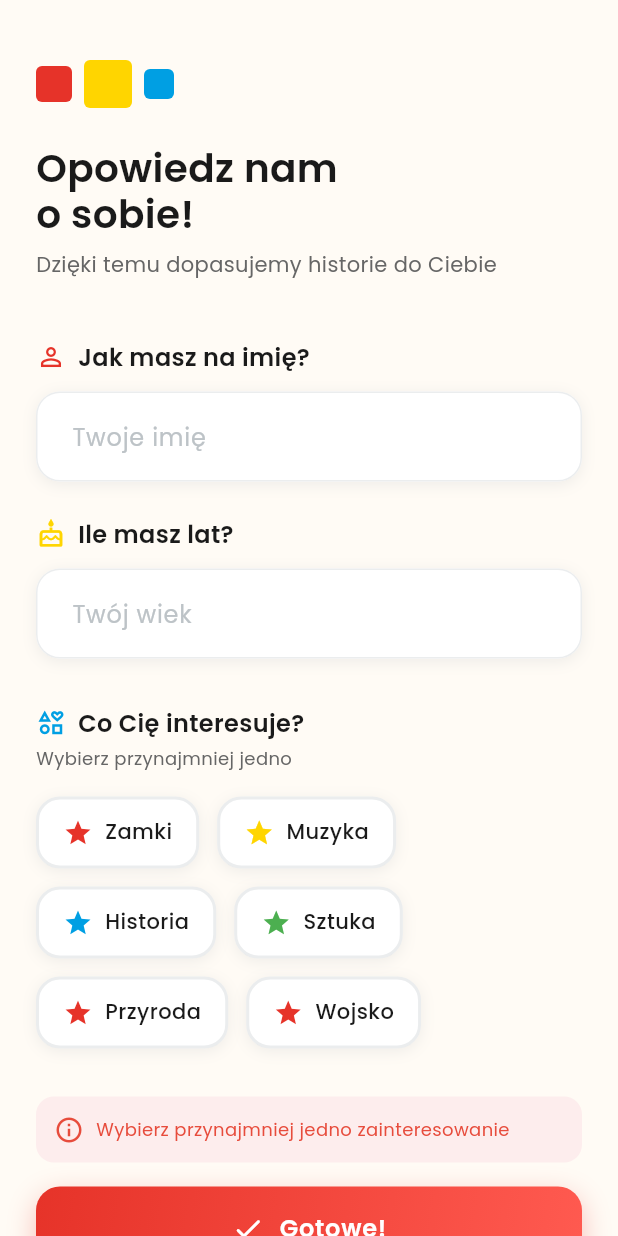
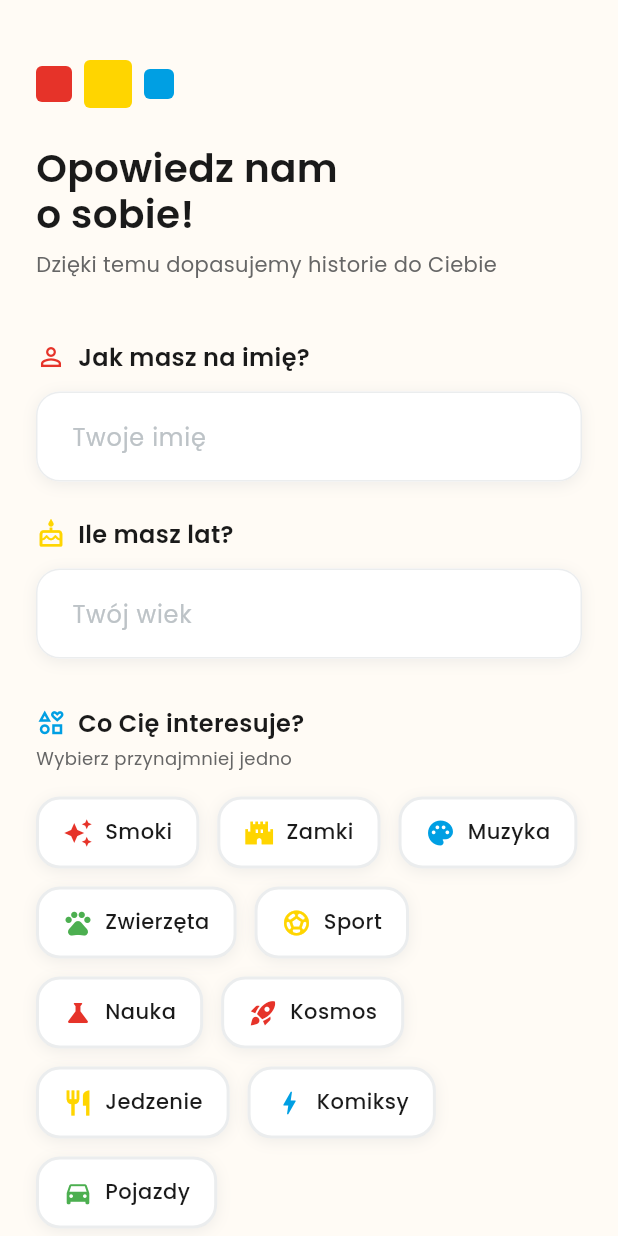
Before and after one commit to dawidope/bydgoszcz-mobile, a Flutter app: the OnboardingPage screen opened by its route, on a phone screen of 412 x 824 dp. Run offline on Flutter 3.47's test engine with Material 3 defaults, Android fonts, the light colour scheme and no system bars; our stand-ins replace cached_network_image, dio, equatable, flutter_bloc, flutter_dotenv, freezed_annotation and 6 more; accounts and stored records are empty.

Commit message:
More topics for child

```diff
--- a/lib/core/constants/app_constants.dart
+++ b/lib/core/constants/app_constants.dart
@@ -9,11 +9,15 @@ class AppConstants {
   static const int minRouteStops = 2;
 
   static const List<String> availableInterests = [
+    'Smoki',
     'Zamki',
     'Muzyka',
-    'Historia',
-    'Sztuka',
-    'Przyroda',
-    'Wojsko',
+    'Zwierzęta',
+    'Sport',
+    'Nauka',
+    'Kosmos',
+    'Jedzenie',
+    'Komiksy',
+    'Pojazdy',
   ];
 }
--- a/lib/presentation/pages/onboarding/onboarding_page.dart
+++ b/lib/presentation/pages/onboarding/onboarding_page.dart
@@ -24,11 +24,16 @@ class _OnboardingPageState extends State<OnboardingPage> {
 
   // Mapowanie zainteresowań na ikony i kolory
   static const Map<String, IconData> _interestIcons = {
-    'Smoki i fantastyka': Icons.auto_awesome,
-    'Historia i zamki': Icons.castle,
-    'Muzyka i sztuka': Icons.palette,
-    'Przyroda i parki': Icons.park,
-    'Wojsko i technika': Icons.precision_manufacturing,
+    'Smoki': Icons.auto_awesome,
+    'Zamki': Icons.castle,
+    'Muzyka': Icons.palette,
+    'Zwierzęta': Icons.pets,
+    'Sport': Icons.sports_soccer,
+    'Nauka': Icons.science,
+    'Kosmos': Icons.rocket_launch,
+    'Jedzenie': Icons.restaurant,
+    'Komiksy': Icons.bolt,
+    'Pojazdy': Icons.directions_car,
   };
 
   static const List<Color> _interestColors = [
@@ -36,7 +41,12 @@ class _OnboardingPageState extends State<OnboardingPage> {
     AppColors.bydgoszczYellow,
     AppColors.bydgoszczBlue,
     AppColors.success,
+    AppColors.accent,
+    AppColors.primary,
     AppColors.bydgoszczRed,
+    AppColors.bydgoszczYellow,
+    AppColors.bydgoszczBlue,
+    AppColors.success,
   ];
 
   @override
```
